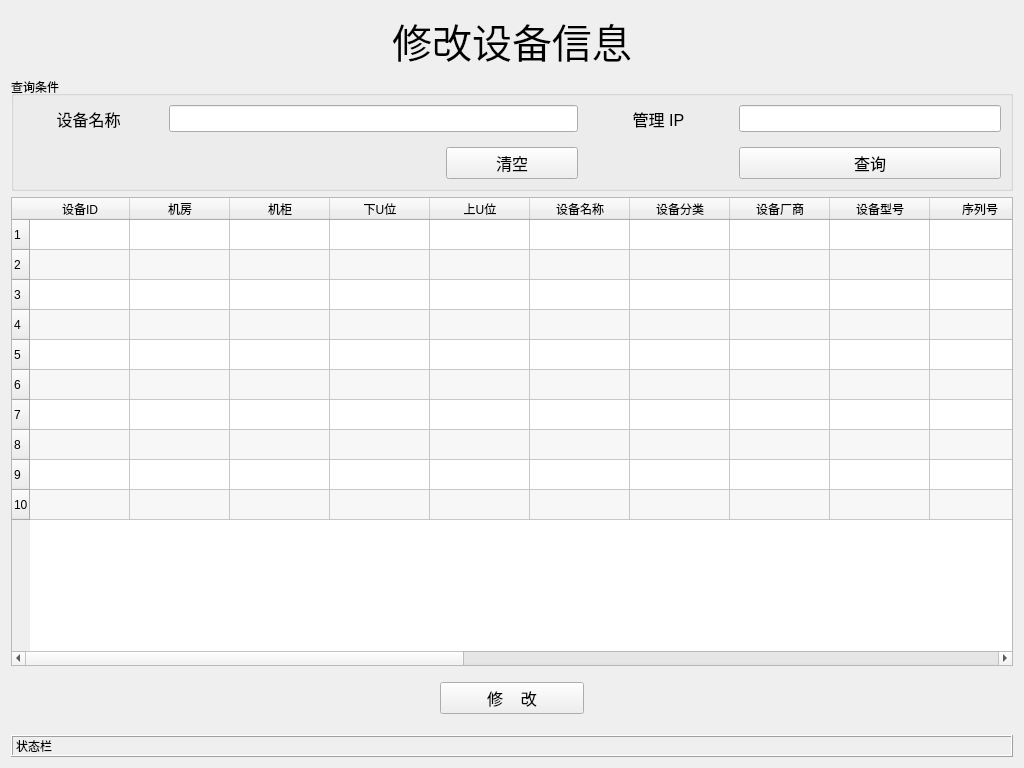
The window that ui/modify.ui (tainyuhong/pyside_machine_system) describes before a commit, drawn with Qt 5.
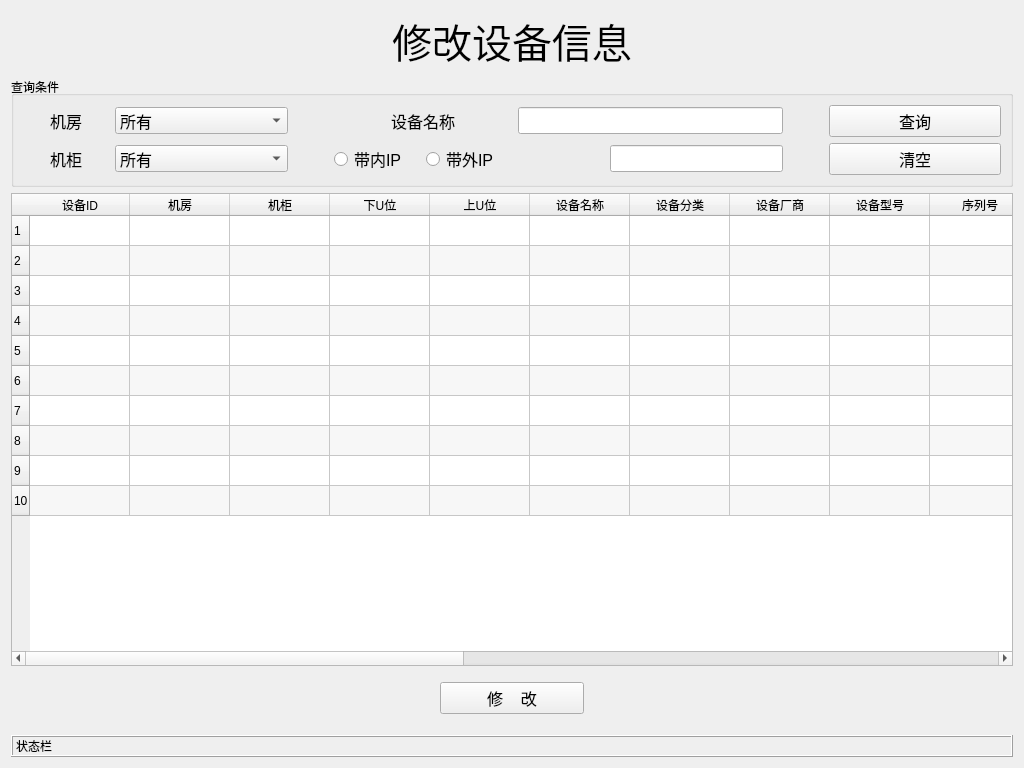
The same window after the commit.

Commit message: 完善设备查询修改功能，增加公共信息类

What changed in the file:
```diff
--- a/ui/modify.ui
+++ b/ui/modify.ui
@@ -16,9 +16,9 @@
   <property name="windowTitle">
    <string>修改设备信息</string>
   </property>
-  <layout class="QVBoxLayout" name="verticalLayout_2">
+  <layout class="QHBoxLayout" name="horizontalLayout_2">
    <item>
-    <layout class="QVBoxLayout" name="verticalLayout">
+    <layout class="QVBoxLayout" name="verticalLayout_2" stretch="1,1,9,1,0">
      <item>
       <widget class="QLabel" name="lb_title">
        <property name="font">
@@ -58,13 +58,49 @@
        <property name="flat">
         <bool>false</bool>
        </property>
-       <layout class="QHBoxLayout" name="horizontalLayout_2">
+       <layout class="QVBoxLayout" name="verticalLayout">
         <item>
-         <layout class="QGridLayout" name="gridLayout" columnstretch="1,2,1,1,2">
-          <property name="spacing">
-           <number>15</number>
-          </property>
-          <item row="0" column="1" colspan="2">
+         <layout class="QGridLayout" name="gridLayout" columnstretch="1,2,0,1,1,1,2,0,2">
+          <item row="1" column="7">
+           <spacer name="horizontalSpacer_3">
+            <property name="orientation">
+             <enum>Qt::Horizontal</enum>
+            </property>
+            <property name="sizeHint" stdset="0">
+             <size>
+              <width>40</width>
+              <height>20</height>
+             </size>
+            </property>
+           </spacer>
+          </item>
+          <item row="0" column="1">
+           <widget class="QComboBox" name="cb_room">
+            <property name="font">
+             <font>
+              <pointsize>12</pointsize>
+             </font>
+            </property>
+            <item>
+             <property name="text">
+              <string>所有</string>
+             </property>
+            </item>
+           </widget>
+          </item>
+          <item row="0" column="8">
+           <widget class="QPushButton" name="bt_select">
+            <property name="font">
+             <font>
+              <pointsize>12</pointsize>
+             </font>
+            </property>
+            <property name="text">
+             <string>查询</string>
+            </property>
+           </widget>
+          </item>
+          <item row="0" column="5" colspan="2">
            <widget class="QLineEdit" name="machine_name">
             <property name="font">
              <font>
@@ -73,7 +109,7 @@
             </property>
            </widget>
           </item>
-          <item row="0" column="4">
+          <item row="1" column="6">
            <widget class="QLineEdit" name="mg_ip">
             <property name="font">
              <font>
@@ -85,47 +121,73 @@
             </property>
            </widget>
           </item>
+          <item row="0" column="7">
+           <spacer name="horizontalSpacer_4">
+            <property name="orientation">
+             <enum>Qt::Horizontal</enum>
+            </property>
+            <property name="sizeHint" stdset="0">
+             <size>
+              <width>40</width>
+              <height>20</height>
+             </size>
+            </property>
+           </spacer>
+          </item>
+          <item row="1" column="0">
+           <widget class="QLabel" name="label_2">
+            <property name="font">
+             <font>
+              <pointsize>12</pointsize>
+             </font>
+            </property>
+            <property name="text">
+             <string>机柜</string>
+            </property>
+            <property name="alignment">
+             <set>Qt::AlignCenter</set>
+            </property>
+           </widget>
+          </item>
+          <item row="1" column="3">
+           <widget class="QRadioButton" name="rd_mg_ip">
+            <property name="font">
+             <font>
+              <pointsize>12</pointsize>
+             </font>
+            </property>
+            <property name="text">
+             <string>带内IP</string>
+            </property>
+           </widget>
+          </item>
+          <item row="1" column="4" colspan="2">
+           <widget class="QRadioButton" name="rd_bmc_ip">
+            <property name="font">
+             <font>
+              <pointsize>12</pointsize>
+             </font>
+            </property>
+            <property name="text">
+             <string>带外IP</string>
+            </property>
+           </widget>
+          </item>
           <item row="1" column="1">
-           <spacer name="horizontalSpacer_3">
-            <property name="orientation">
-             <enum>Qt::Horizontal</enum>
-            </property>
-            <property name="sizeHint" stdset="0">
-             <size>
-              <width>40</width>
-              <height>20</height>
-             </size>
-            </property>
-           </spacer>
-          </item>
-          <item row="1" column="2">
-           <widget class="QPushButton" name="bt_clear">
+           <widget class="QComboBox" name="cb_cabinet">
             <property name="font">
              <font>
               <pointsize>12</pointsize>
              </font>
             </property>
-            <property name="text">
-             <string>清空</string>
-            </property>
+            <item>
+             <property name="text">
+              <string>所有</string>
+             </property>
+            </item>
            </widget>
           </item>
-          <item row="0" column="3">
-           <widget class="QLabel" name="lb_mgip">
-            <property name="font">
-             <font>
-              <pointsize>12</pointsize>
-             </font>
-            </property>
-            <property name="text">
-             <string>管理 IP</string>
-            </property>
-            <property name="alignment">
-             <set>Qt::AlignCenter</set>
-            </property>
-           </widget>
-          </item>
-          <item row="0" column="0">
+          <item row="0" column="3" colspan="2">
            <widget class="QLabel" name="lb_machine_name">
             <property name="font">
              <font>
@@ -140,18 +202,46 @@
             </property>
            </widget>
           </item>
-          <item row="1" column="4">
-           <widget class="QPushButton" name="bt_select">
+          <item row="0" column="0">
+           <widget class="QLabel" name="label">
             <property name="font">
              <font>
               <pointsize>12</pointsize>
              </font>
             </property>
             <property name="text">
-             <string>查询</string>
+             <string>机房</string>
             </property>
+            <property name="alignment">
+             <set>Qt::AlignCenter</set>
+            </property>
            </widget>
           </item>
+          <item row="1" column="8">
+           <widget class="QPushButton" name="bt_clear">
+            <property name="font">
+             <font>
+              <pointsize>12</pointsize>
+             </font>
+            </property>
+            <property name="text">
+             <string>清空</string>
+            </property>
+           </widget>
+          </item>
+          <item row="1" column="2">
+           <spacer name="horizontalSpacer_5">
+            <property name="orientation">
+             <enum>Qt::Horizontal</enum>
+            </property>
+            <property name="sizeHint" stdset="0">
+             <size>
+              <width>40</width>
+              <height>20</height>
+             </size>
+            </property>
+           </spacer>
+          </item>
          </layout>
         </item>
        </layout>
```
The commit also changes 7 other files.
